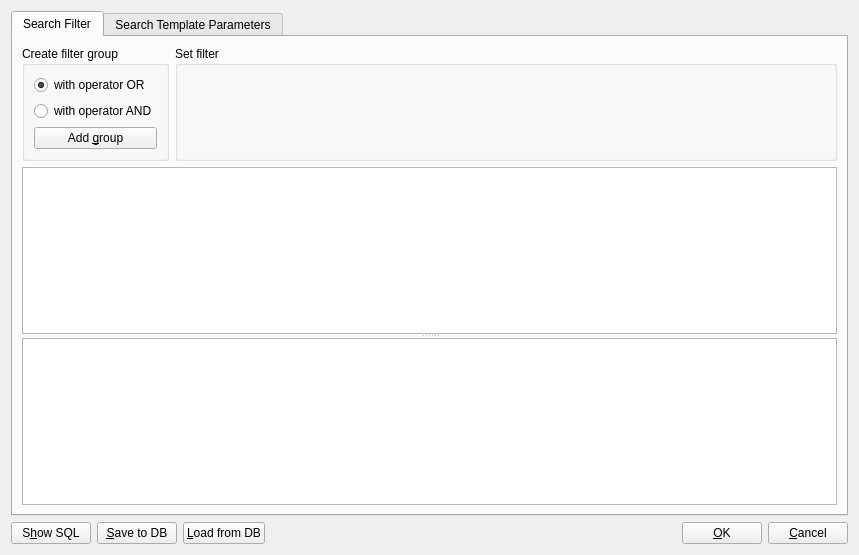
Above: ddocclient/kksgui/ui/kkssearch_template_form.ui from YuriyRusinov/reper before the change. Below: the same form after it.
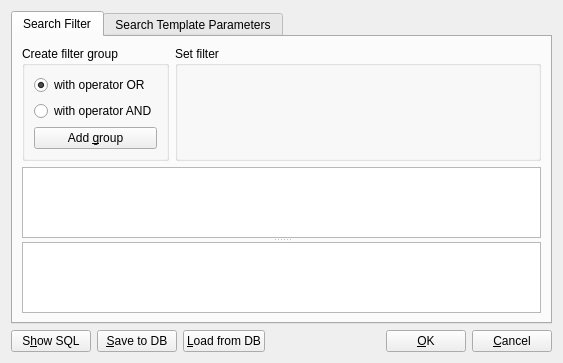
That is the form after the change.

Commit message: Search temlate editor form.

Patch:
```diff
--- a/ddocclient/kksgui/ui/kkssearch_template_form.ui
+++ b/ddocclient/kksgui/ui/kkssearch_template_form.ui
@@ -6,8 +6,8 @@
    <rect>
     <x>0</x>
     <y>0</y>
-    <width>859</width>
-    <height>555</height>
+    <width>563</width>
+    <height>362</height>
    </rect>
   </property>
   <property name="windowTitle">
```
Left out of the diff: 104 changed lines with no effect on the pictures. The commit also changes 4 other files.
